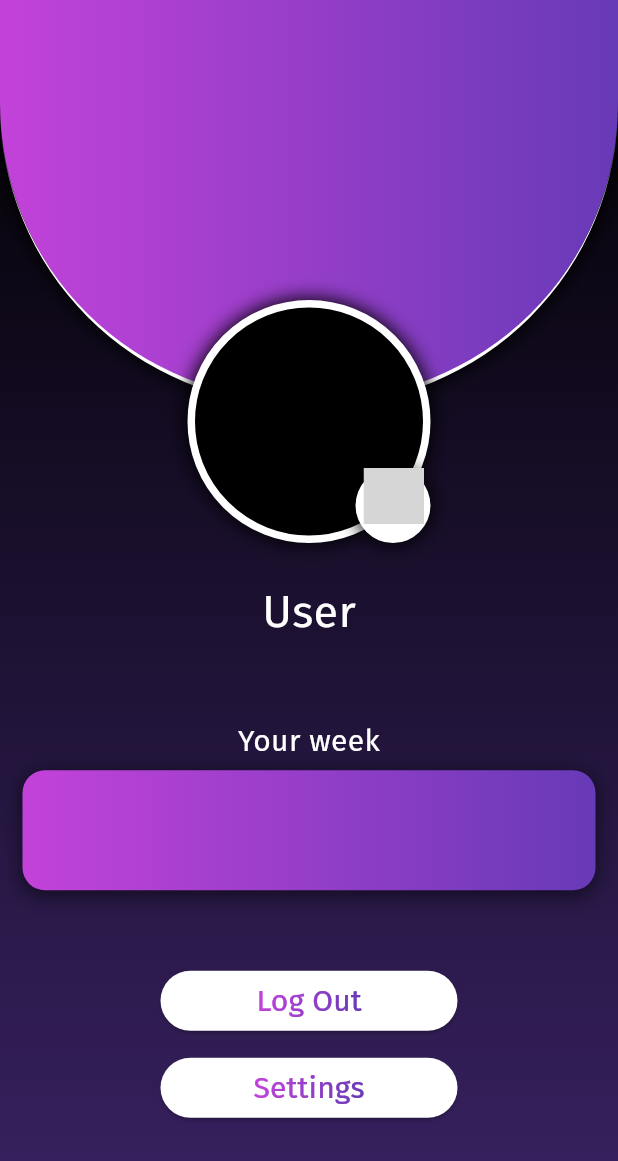
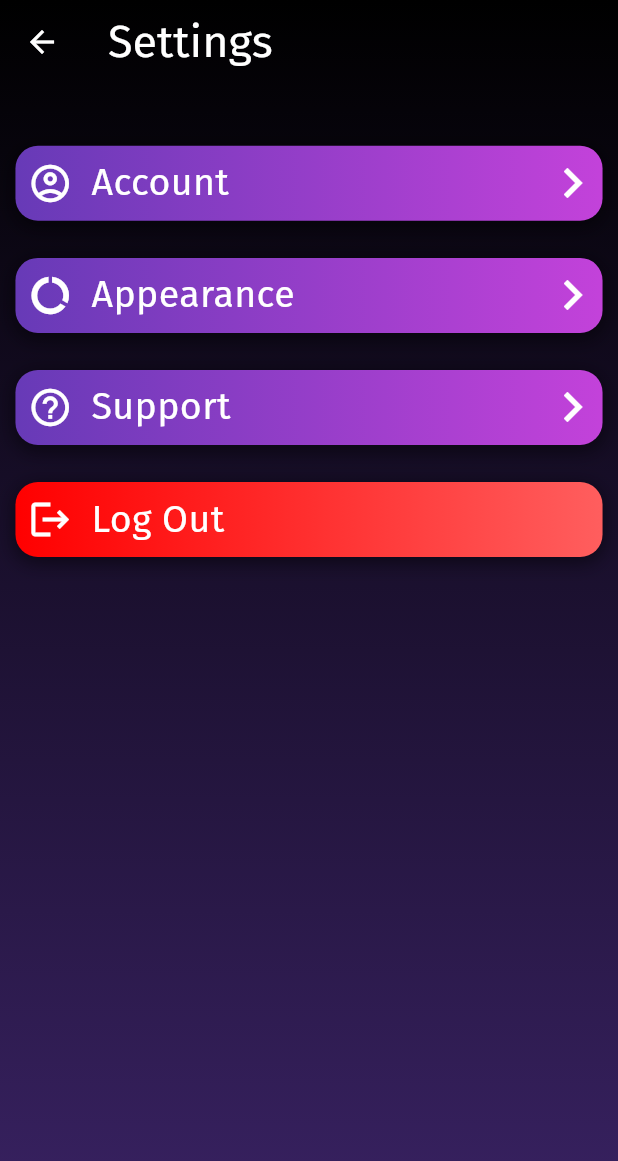
Before and after one commit to CloudreiL/Dreamy_project, a Flutter app: the UserPage screen opened directly, after a tap on "Settings", on a phone screen of 412 x 824 dp. Shown: the top 1161 px of the screen. Run offline on Flutter 3.47's test engine with Material 3 defaults, Android fonts, the phone set to English and light mode, and no system bars; drawn by our look-alikes of simple_gradient_text; our stand-ins replace curved_navigation_bar, email_validator, firebase_auth, firebase_core, fl_chart, flutter_dotenv and 1 more; missing offline and left inert: gradient_icon; accounts and stored records are empty; project files that could hold a hidden picture were left out; grey boxes are pictures that could not be loaded.

Commit message:
Added settings pages. Updated directories

```diff
--- a/lib/classes/curvednavbar.dart
+++ b/lib/classes/curvednavbar.dart
@@ -1,7 +1,7 @@
 import 'package:dreamy_project/pages/home_page.dart';
 import 'package:dreamy_project/pages/notification_page.dart';
 import 'package:dreamy_project/pages/sleep_page.dart';
-import 'package:dreamy_project/pages/user_page.dart';
+import 'package:dreamy_project/pages/user_directory/user_page.dart';
 import 'package:dreamy_project/pages/test.dart';
 
 import 'package:flutter/material.dart';
--- a/lib/classes/style.dart
+++ b/lib/classes/style.dart
@@ -17,7 +17,6 @@ class TextFields {
     labelStyle: TextStyles.StyleText,
     filled: true,
     fillColor: Color.fromRGBO(255, 255, 255, 200),
-
   );
 }
 
@@ -72,6 +71,23 @@ class ContainerDecor {
         colors: [Colors.black, Color.fromRGBO(57, 34, 99, 1)],
       )
   );
+  static BoxDecoration RedGradientBox = BoxDecoration(
+      gradient: LinearGradient(
+        begin: Alignment.centerLeft,
+        end: Alignment.centerRight,
+        colors: [
+          Color.fromRGBO(255, 0, 0, 1),
+          Color.fromRGBO(255, 94, 94, 1)
+        ],
+      ),
+      boxShadow: [
+        BoxShadow(
+            color: Colors.black.withOpacity(0.5),
+            offset: Offset(0, 3),
+            spreadRadius: 1,
+            blurRadius: 10)
+      ],
+      borderRadius: BorderRadius.circular(15));
 }
 
 class DropDownMenuDec {
--- a/lib/main.dart
+++ b/lib/main.dart
@@ -2,8 +2,6 @@ import 'package:dreamy_project/services/firebase_stream.dart';
 import 'package:flutter/material.dart';
 import 'package:flutter/services.dart';
 import 'package:firebase_core/firebase_core.dart';
-
-
 
 void main() async{
   WidgetsFlutterBinding.ensureInitialized();
--- a/lib/pages/registration_login/email.dart
+++ b/lib/pages/registration_directory/email_page.dart
@@ -4,7 +4,7 @@ import 'package:flutter/material.dart';
 import 'dart:async';
 import 'package:dreamy_project/classes/style.dart';
 import 'package:simple_gradient_text/simple_gradient_text.dart';
-import 'package:dreamy_project/pages/registration_login/registration_page.dart';
+import 'package:dreamy_project/pages/registration_directory/registration_page.dart';
 
 class EmailVerification extends StatefulWidget{
 
--- a/lib/pages/registration_login/registration_page.dart
+++ b/lib/pages/registration_directory/registration_page.dart
@@ -1,9 +1,9 @@
-import 'package:dreamy_project/pages/registration_login/email.dart';
+import 'package:dreamy_project/pages/registration_directory//email_page.dart';
 import 'package:dreamy_project/services/firebase_stream.dart';
 import 'package:firebase_auth/firebase_auth.dart';
 import 'package:flutter/material.dart';
 import 'package:dreamy_project/classes/style.dart';
-import 'package:dreamy_project/pages/registration_login/login_page.dart';
+import 'package:dreamy_project/pages/registration_directory/login_page.dart';
 import 'package:simple_gradient_text/simple_gradient_text.dart';
 import 'package:email_validator/email_validator.dart';
 
@@ -32,7 +32,6 @@ class _RegPageState extends State<RegPage> {
   }
 
   Future<void> signUp() async {
-    final navigator = Navigator.of(context);
 
     if (emailController.text.trim().isEmpty ||
         fPasswordController.text.trim().isEmpty ||
@@ -77,7 +76,6 @@ class _RegPageState extends State<RegPage> {
     }
 
     try {
-
       await FirebaseAuth.instance.createUserWithEmailAndPassword(
         email: emailController.text.trim(),
         password: fPasswordController.text.trim(),
--- a/lib/pages/sleep_pages/dream_diary.dart
+++ b/lib/pages/sleep_directory/dream_diary_page.dart
@@ -3,7 +3,7 @@ import'package:dreamy_project/localStorage/data.dart';
 import 'package:dreamy_project/classes/style.dart';
 import 'package:intl/intl.dart';
 import 'package:gradient_icon/gradient_icon.dart';
-import 'package:dreamy_project/pages/sleep_pages/notes.dart';
+import 'package:dreamy_project/pages/sleep_directory/notes_page.dart';
 
 class DreamDiary extends StatefulWidget{
   const DreamDiary({super.key});
--- a/lib/pages/sleep_page.dart
+++ b/lib/pages/sleep_page.dart
@@ -1,4 +1,4 @@
-import 'package:dreamy_project/pages/sleep_pages/dream_diary.dart';
+import 'package:dreamy_project/pages/sleep_directory/dream_diary_page.dart';
 import 'package:flutter/material.dart';
 import 'package:dreamy_project/classes/style.dart';
 
--- /dev/null
+++ b/lib/pages/user_directory/settings_diectory/settings_page.dart
@@ -0,0 +1,146 @@
+import 'package:dreamy_project/pages/user_directory/settings_diectory/account_settings_page.dart';
+import 'package:flutter/material.dart';
+import 'package:dreamy_project/classes/style.dart';
+import 'package:firebase_auth/firebase_auth.dart';
+
+import '../../registration_directory/login_page.dart';
+
+class SettingsPage extends StatefulWidget{
+  SettingsPage({super.key});
+
+  @override
+  State<SettingsPage> createState() => _SettingsPageState();
+}
+
+class _SettingsPageState extends State<SettingsPage> {
+  final user = FirebaseAuth.instance.currentUser;
+
+  Future<void> signOut() async{
+    await FirebaseAuth.instance.signOut();
+    Navigator.pushReplacement(
+        context,
+        MaterialPageRoute(
+          builder: (context) => const LoginPage(),
+        )
+    );
+
+    ScaffoldMessenger.of(context).showSnackBar(
+      const SnackBar(
+        content: Text(
+          'You have successfully logged out of your account',
+          style: TextStyle(
+              fontSize: 15, fontFamily: 'FiraSans_Regular', color: Colors.white),
+        ),
+        duration: Duration(seconds: 2),
+      ),
+    );
+  }
+
+  @override
+  Widget build(BuildContext context){
+    return Container(
+      decoration: ContainerDecor.BackgroundStyle,
+      child: Scaffold(
+        backgroundColor: Colors.transparent,
+        appBar: AppBar(
+          title: Text("Settings", style: TextStyles.StyleText.copyWith(fontSize: 30)),
+          backgroundColor: Colors.transparent,
+          foregroundColor: Colors.white,
+        ),
+        body:
+        Center(
+          child: Column(
+            children: [
+              SizedBox(height: MediaQuery.of(context).size.height * 0.05),
+              InkWell(
+                onTap: (){
+                  Navigator.push(context,
+                      MaterialPageRoute(builder: (context) => AccountSettingsPage())
+                  );
+                },
+                borderRadius: BorderRadius.circular(20),
+                child: Container(
+                  decoration: ContainerDecor.ContainerDec,
+                  height: 50,
+                  width: MediaQuery.of(context).size.width * 0.95,
+                  child: Row(
+                    children: [
+                      SizedBox(width: MediaQuery.of(context).size.width * 0.02),
+                      Icon(Icons.account_circle_outlined, size: 30, color: Colors.white,),
+                      SizedBox(width: MediaQuery.of(context).size.width * 0.03),
+                      Text('Account', style: TextStyles.StyleText.copyWith(fontSize: 25)),
+                      Spacer(),
+                      Icon(Icons.chevron_right_outlined, size: 40, color: Colors.white)
+                    ],
+                  ),
+                ),
+              ),
+              SizedBox(height: MediaQuery.of(context).size.height * 0.03),
+              InkWell(
+                onTap: (){
+                },
+                borderRadius: BorderRadius.circular(20),
+                child: Container(
+                  decoration: ContainerDecor.ContainerDec,
+                  height: 50,
+                  width: MediaQuery.of(context).size.width * 0.95,
+                  child: Row(
+                    children: [
+                      SizedBox(width: MediaQuery.of(context).size.width * 0.02),
+                      Icon(Icons.data_usage_outlined, size: 30, color: Colors.white,),
+                      SizedBox(width: MediaQuery.of(context).size.width * 0.03),
+                      Text('Appearance', style: TextStyles.StyleText.copyWith(fontSize: 25)),
+                      Spacer(),
+                      Icon(Icons.chevron_right_outlined, size: 40, color: Colors.white)
+                    ],
+                  ),
+                ),
+              ),
+              SizedBox(height: MediaQuery.of(context).size.height * 0.03),
+              InkWell(
+                onTap: (){
+                },
+                borderRadius: BorderRadius.circular(20),
+                child: Container(
+                  decoration: ContainerDecor.ContainerDec,
+                  height: 50,
+                  width: MediaQuery.of(context).size.width * 0.95,
+                  child: Row(
+                    children: [
+                      SizedBox(width: MediaQuery.of(context).size.width * 0.02),
+                      Icon(Icons.help_outline_outlined, size: 30, color: Colors.white,),
+                      SizedBox(width: MediaQuery.of(context).size.width * 0.03),
+                      Text('Support', style: TextStyles.StyleText.copyWith(fontSize: 25)),
+                      Spacer(),
+                      Icon(Icons.chevron_right_outlined, size: 40, color: Colors.white)
+                    ],
+                  ),
+                ),
+              ),
+              SizedBox(height: MediaQuery.of(context).size.height * 0.03),
+              InkWell(
+                onTap: (){
+                  signOut();
+                },
+                borderRadius: BorderRadius.circular(20),
+                child: Container(
+                  decoration: ContainerDecor.RedGradientBox,
+                  height: 50,
+                  width: MediaQuery.of(context).size.width * 0.95,
+                  child: Row(
+                    children: [
+                      SizedBox(width: MediaQuery.of(context).size.width * 0.02),
+                      Icon(Icons.logout, size: 30, color: Colors.white,),
+                      SizedBox(width: MediaQuery.of(context).size.width * 0.03),
+                      Text('Log Out', style: TextStyles.StyleText.copyWith(fontSize: 25)),
+                    ],
+                  ),
+                ),
+              )
+            ],
+          ),
+        ),
+      ),
+    );
+  }
+}
--- a/lib/pages/user_page.dart
+++ b/lib/pages/user_directory/user_page.dart
@@ -1,9 +1,8 @@
 import 'package:dreamy_project/classes/style.dart';
-import 'package:firebase_auth/firebase_auth.dart';
+import 'package:dreamy_project/pages/user_directory/settings_diectory/settings_page.dart';
 import 'package:flutter/material.dart';
 import 'package:gradient_icon/gradient_icon.dart';
 import 'package:simple_gradient_text/simple_gradient_text.dart';
-import 'package:dreamy_project/pages/registration_login/login_page.dart';
 
 class UserPage extends StatefulWidget {
   const UserPage({super.key});
@@ -13,30 +12,6 @@ class UserPage extends StatefulWidget {
 }
 
 class _UserPageState extends State<UserPage> {
-  final user = FirebaseAuth.instance.currentUser;
-
-  Future<void> signOut() async{
-
-    await FirebaseAuth.instance.signOut();
-
-    Navigator.pushReplacement(
-      context,
-        MaterialPageRoute(
-          builder: (context) => const LoginPage(),
-        )
-    );
-
-    ScaffoldMessenger.of(context).showSnackBar(
-      const SnackBar(
-        content: Text(
-          'You have successfully logged out of your account',
-          style: TextStyle(
-              fontSize: 15, fontFamily: 'FiraSans_Regular', color: Colors.white),
-        ),
-        duration: Duration(seconds: 2),
-      ),
-    );
-  }
 
   @override
   Widget build(BuildContext context) {
@@ -186,25 +161,12 @@ class _UserPageState extends State<UserPage> {
                             children: [
                               Container(
                                   width: 198,
-                                  margin: EdgeInsets.only(bottom: 10),
                                   child: ElevatedButton(
-                                    onPressed: signOut,
-                                    child: GradientText(
-                                      'Log Out',
-                                      style: TextStyles.StyleText,
-                                      colors: [
-                                        Color.fromRGBO(195, 66, 218, 1),
-                                        Color.fromRGBO(103, 58, 183, 1)
-                                      ],
-                                    ),
-                                    style: ElevatedButton.styleFrom(
-                                      backgroundColor: Colors.white,
-                                    ),
-                                  )),
-                              Container(
-                                  width: 198,
-                                  child: ElevatedButton(
-                                    onPressed: () {},
+                                    onPressed: () {
+                                      Navigator.push(context,
+                                      MaterialPageRoute(builder: (context) => SettingsPage())
+                                      );
+                                    },
                                     child: GradientText(
                                       'Settings',
                                       style: TextStyles.StyleText,
--- a/lib/services/firebase_stream.dart
+++ b/lib/services/firebase_stream.dart
@@ -1,7 +1,7 @@
-import 'package:dreamy_project/pages/registration_login/login_page.dart';
+import 'package:dreamy_project/pages/registration_directory/login_page.dart';
 import 'package:firebase_auth/firebase_auth.dart';
 import 'package:flutter/material.dart';
-import 'package:dreamy_project/pages/registration_login/email.dart';
+import 'package:dreamy_project/pages/registration_directory/email_page.dart';
 import 'package:dreamy_project/classes/curvednavbar.dart';
 
 class FirebaseStream extends StatelessWidget {
```
Also changed, not shown: lib/pages/registration_directory/login_page.dart (renamed from lib/pages/registration_login/login_page.dart, +21 -5 lines), lib/pages/sleep_directory/notes_page.dart (renamed from lib/pages/sleep_pages/notes.dart, +2 -5 lines), lib/pages/user_directory/settings_diectory/account_settings_page.dart (added, +233 -0 lines).
